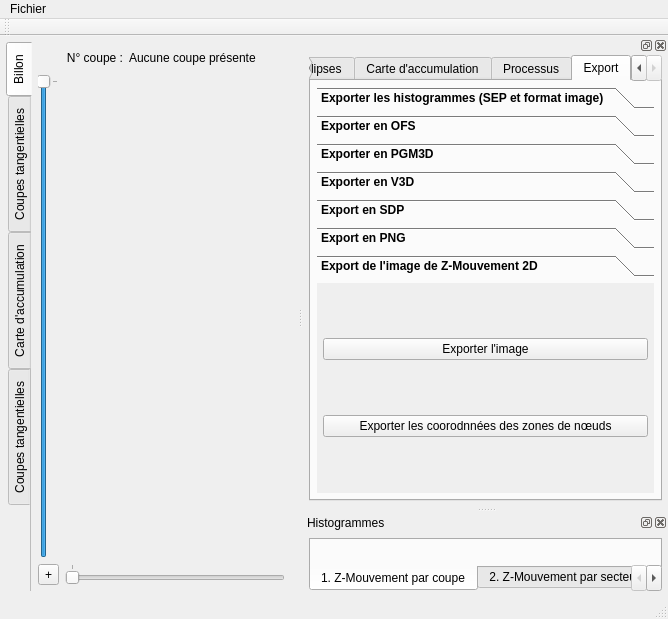
First picture: the form in ui/mainwindow.ui, repository akrah/TKDetection, before the edit.
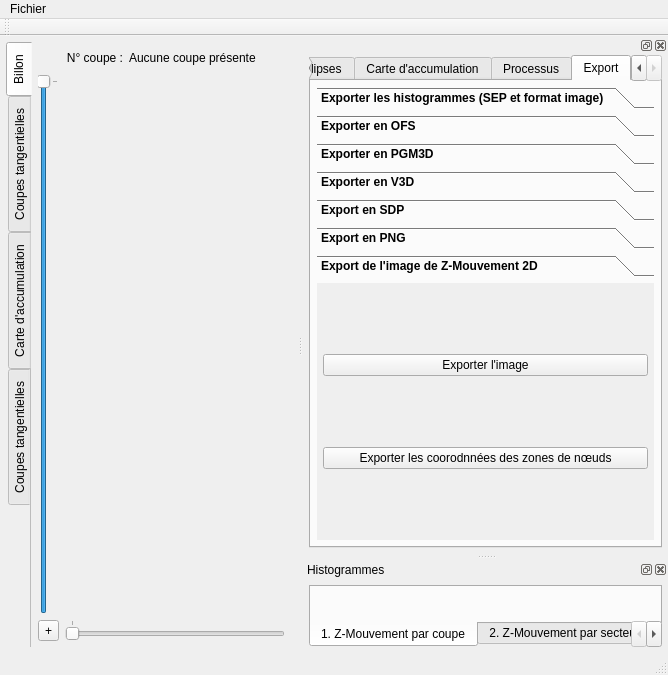
Second picture: the form after the edit. The open tabs and pages were chosen to show the change. Custom widgets are drawn as their Qt base class.

Patch:
```diff
--- a/ui/mainwindow.ui
+++ b/ui/mainwindow.ui
@@ -7,7 +7,7 @@
     <x>0</x>
     <y>0</y>
     <width>668</width>
-    <height>619</height>
+    <height>675</height>
    </rect>
   </property>
   <property name="windowTitle">
@@ -3006,8 +3006,8 @@
              <rect>
               <x>0</x>
               <y>0</y>
-              <width>350</width>
-              <height>139</height>
+              <width>341</width>
+              <height>151</height>
              </rect>
             </property>
             <attribute name="label">
```
Left out of the diff: 64 changed lines with no effect on the pictures.
